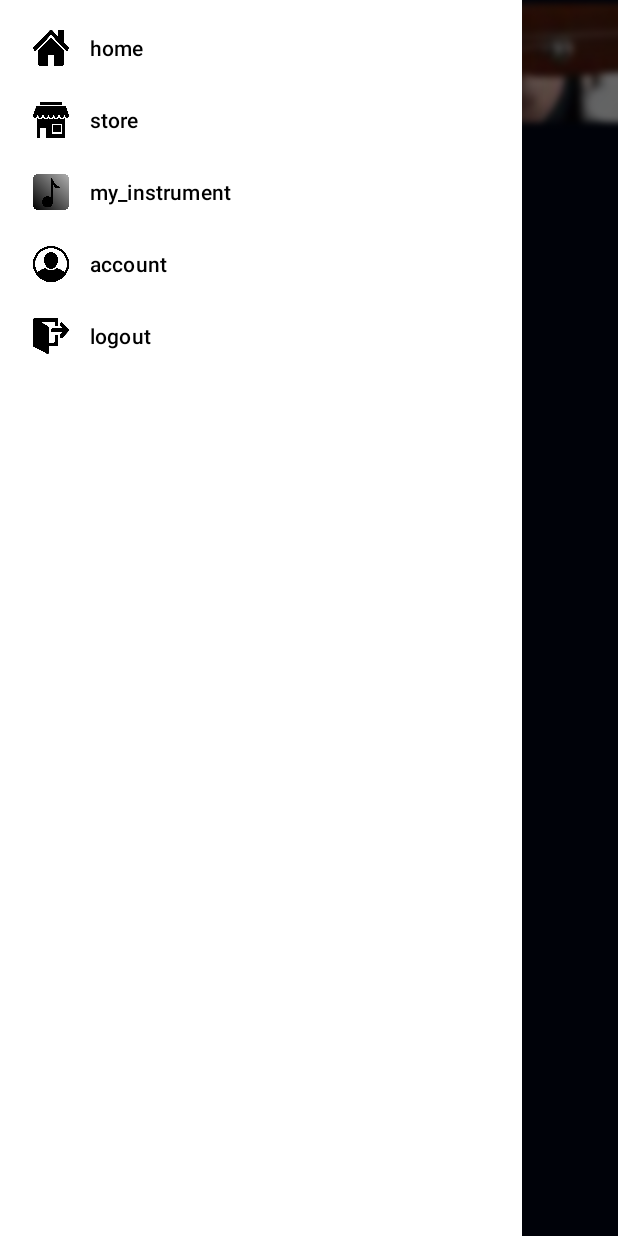
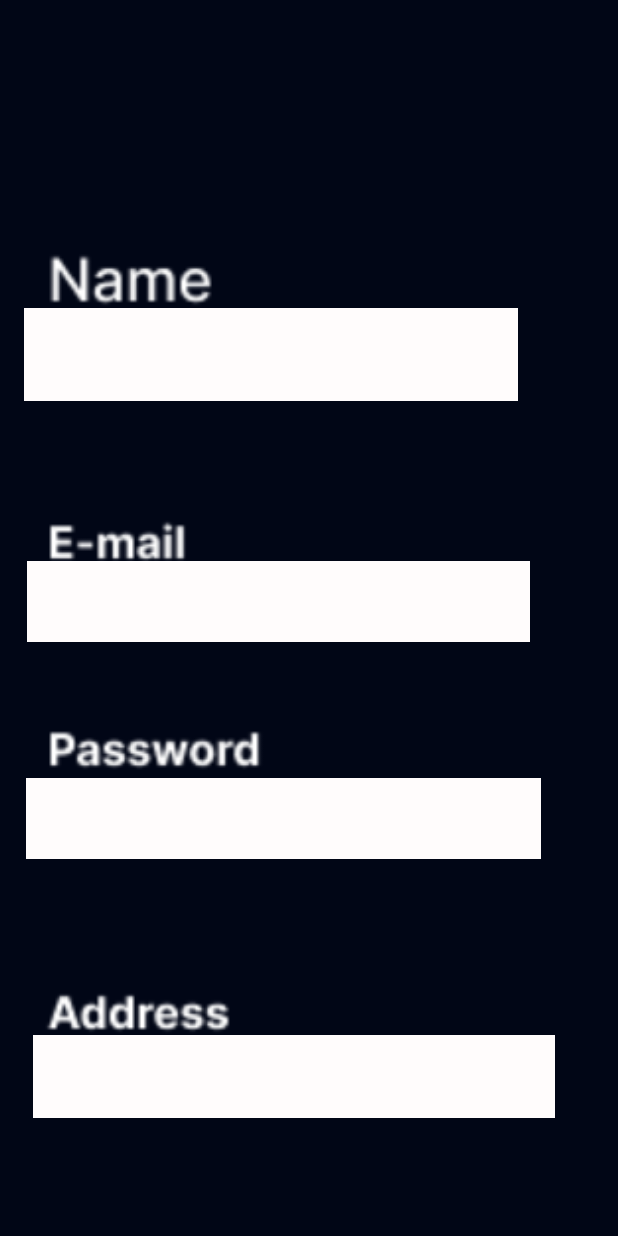
Before and after one commit to Shohel-kashyapa/Saga-Music, an Android app: the home screen opened directly, with no data from a screen before it, in the side drawer, after a tap on "account", on a phone screen of 412 x 824 dp. Run offline under Robolectric (Android 15) with nearby library versions, the phone set to English and light mode, and no system bars; our stand-ins replace navigation-ui.

Commit message:
drawer done,account interface done

```diff
--- a/app/build.gradle
+++ b/app/build.gradle
@@ -40,7 +40,7 @@ dependencies {
     androidTestImplementation 'androidx.test.espresso:espresso-core:3.5.1'
     implementation 'com.google.firebase:firebase-database:20.0.4'
     //material design
-    implementation 'com.google.android.material:material:1.2.8-alpha02'
+//    implementation 'com.google.android.material:material:1.2.8-alpha02'
 
     //Rounded image view
     implementation 'com.makeramen:roundedimageview:2.3.0'
--- /dev/null
+++ b/app/src/main/java/com/example/sagamusic/accountFragment.java
@@ -0,0 +1,66 @@
+package com.example.sagamusic;
+
+import android.os.Bundle;
+
+import androidx.fragment.app.Fragment;
+
+import android.view.LayoutInflater;
+import android.view.View;
+import android.view.ViewGroup;
+
+/**
+ * A simple {@link Fragment} subclass.
+ * Use the {@link accountFragment#newInstance} factory method to
+ * create an instance of this fragment.
+ */
+public class accountFragment extends Fragment {
+
+    // TODO: Rename parameter arguments, choose names that match
+    // the fragment initialization parameters, e.g. ARG_ITEM_NUMBER
+    private static final String ARG_PARAM1 = "param1";
+    private static final String ARG_PARAM2 = "param2";
+
+    // TODO: Rename and change types of parameters
+    private String mParam1;
+    private String mParam2;
+
+    public accountFragment() {
+        // Required empty public constructor
+    }
+
+    /**
+     * Use this factory method to create a new instance of
+     * this fragment using the provided parameters.
+     *
+     * @param param1 Parameter 1.
+     * @param param2 Parameter 2.
+     * @return A new instance of fragment profileFragment.
+     */
+    // TODO: Rename and change types and number of parameters
+    public static accountFragment newInstance(String param1, String param2) {
+        accountFragment fragment = new accountFragment();
+        Bundle args = new Bundle();
+        args.putString(ARG_PARAM1, param1);
+        args.putString(ARG_PARAM2, param2);
+        fragment.setArguments(args);
+        return fragment;
+    }
+
+    @Override
+    public void onCreate(Bundle savedInstanceState) {
+        super.onCreate(savedInstanceState);
+        if (getArguments() != null) {
+            mParam1 = getArguments().getString(ARG_PARAM1);
+            mParam2 = getArguments().getString(ARG_PARAM2);
+        }
+    }
+
+    @Override
+    public View onCreateView(LayoutInflater inflater, ViewGroup container,
+                             Bundle savedInstanceState) {
+        // Inflate the layout for this fragment
+        return inflater.inflate(R.layout.fragment_account, container, false);
+
+
+    }
+}
--- a/app/src/main/java/com/example/sagamusic/home.java
+++ b/app/src/main/java/com/example/sagamusic/home.java
@@ -1,14 +1,18 @@
 package com.example.sagamusic;
 
+import androidx.annotation.NonNull;
+import androidx.annotation.Nullable;
 import androidx.appcompat.app.AppCompatActivity;
 import androidx.core.view.GravityCompat;
 import androidx.drawerlayout.widget.DrawerLayout;
 import androidx.navigation.NavController;
+import androidx.navigation.NavDestination;
 import androidx.navigation.Navigation;
 import androidx.navigation.ui.NavigationUI;
 
 import android.os.Bundle;
 import android.view.View;
+import android.widget.TextView;
 
 import com.google.android.material.navigation.NavigationView;
 
@@ -20,12 +24,19 @@ public class home extends AppCompatActivity {
         setContentView(R.layout.activity_home);
 
         final DrawerLayout drawerLayout =findViewById(R.id.drawerLayout);
-        findViewById(R.id.navi1).setOnClickListener(new View.OnClickListener() {
+        findViewById(R.id.navi2).setOnClickListener(new View.OnClickListener() {
             @Override
             public void onClick(View v) {
                 drawerLayout.openDrawer(GravityCompat.START);
             }
         });
+        NavigationView navigationView =findViewById(R.id.navigationView);
+        navigationView.setItemIconTintList(null);
+        NavController navController = Navigation.findNavController(this,R.id.nav_host_fragment);
+        NavigationUI.setupWithNavController(navigationView,navController);
+
+
+
 
             }
         }
--- /dev/null
+++ b/app/src/main/java/com/example/sagamusic/homeFragment.java
@@ -0,0 +1,64 @@
+package com.example.sagamusic;
+
+import android.os.Bundle;
+
+import androidx.fragment.app.Fragment;
+
+import android.view.LayoutInflater;
+import android.view.View;
+import android.view.ViewGroup;
+
+/**
+ * A simple {@link Fragment} subclass.
+ * Use the {@link homeFragment#newInstance} factory method to
+ * create an instance of this fragment.
+ */
+public class homeFragment extends Fragment {
+
+    // TODO: Rename parameter arguments, choose names that match
+    // the fragment initialization parameters, e.g. ARG_ITEM_NUMBER
+    private static final String ARG_PARAM1 = "param1";
+    private static final String ARG_PARAM2 = "param2";
+
+    // TODO: Rename and change types of parameters
+    private String mParam1;
+    private String mParam2;
+
+    public homeFragment() {
+        // Required empty public constructor
+    }
+
+    /**
+     * Use this factory method to create a new instance of
+     * this fragment using the provided parameters.
+     *
+     * @param param1 Parameter 1.
+     * @param param2 Parameter 2.
+     * @return A new instance of fragment homeFragment.
+     */
+    // TODO: Rename and change types and number of parameters
+    public static homeFragment newInstance(String param1, String param2) {
+        homeFragment fragment = new homeFragment();
+        Bundle args = new Bundle();
+        args.putString(ARG_PARAM1, param1);
+        args.putString(ARG_PARAM2, param2);
+        fragment.setArguments(args);
+        return fragment;
+    }
+
+    @Override
+    public void onCreate(Bundle savedInstanceState) {
+        super.onCreate(savedInstanceState);
+        if (getArguments() != null) {
+            mParam1 = getArguments().getString(ARG_PARAM1);
+            mParam2 = getArguments().getString(ARG_PARAM2);
+        }
+    }
+
+    @Override
+    public View onCreateView(LayoutInflater inflater, ViewGroup container,
+                             Bundle savedInstanceState) {
+        // Inflate the layout for this fragment
+        return inflater.inflate(R.layout.fragment_home, container, false);
+    }
+}
--- a/app/src/main/res/layout/activity_home.xml
+++ b/app/src/main/res/layout/activity_home.xml
@@ -11,65 +11,82 @@
         android:layout_width="match_parent"
         android:layout_height="match_parent">
 
-        <ImageView
-            android:id="@+id/navi1"
-            android:layout_width="4278dp"
-            android:layout_height="4838dp"
-            android:paddingStart="15dp"
-            android:paddingEnd="15dp"
-            android:src="@drawable/navi"
-            app:layout_constraintBottom_toBottomOf="parent"
-            app:layout_constraintEnd_toEndOf="parent"
-            app:layout_constraintHorizontal_bias="0.621"
-            app:layout_constraintStart_toStartOf="parent"
-            app:layout_constraintTop_toTopOf="parent"
-            app:layout_constraintVertical_bias="0.475" />
+<!--        <LinearLayout-->
+<!--            android:id="@+id/layoutToolBar"-->
+<!--            android:layout_width="match_parent"-->
+<!--            android:layout_height="wrap_content"-->
+<!--            android:background="@color/colorPrimary"-->
+<!--            android:orientation="horizontal"-->
+<!--            android:paddingStart="0dp"-->
+<!--            android:paddingEnd="0dp"-->
+<!--            app:layout_constraintTop_toTopOf="parent">-->
+
+<!--            <TextView-->
+<!--                android:id="@+id/textTitle"-->
+<!--                android:layout_width="wrap_content"-->
+<!--                android:layout_height="wrap_content"-->
+<!--                android:text="Title"-->
+<!--                app:layout_constraintTop_toTopOf="parent"-->
+<!--                app:layout_constraintStart_toStartOf="parent"-->
+<!--                app:layout_constraintEnd_toEndOf="parent" />-->
+
+<!--        </LinearLayout>-->
 
         <ImageView
             android:id="@+id/navi3"
-            android:layout_width="475dp"
-            android:layout_height="173dp"
+            android:layout_width="483dp"
+            android:layout_height="181dp"
+            android:layout_marginTop="-45dp"
             android:paddingStart="15dp"
-            android:layout_marginTop="-45dp"
             android:paddingEnd="15dp"
             android:src="@drawable/navi3"
-            app:layout_constraintBottom_toBottomOf="parent"
             app:layout_constraintEnd_toEndOf="parent"
-            app:layout_constraintHorizontal_bias="0.62"
             app:layout_constraintStart_toStartOf="parent"
-            app:layout_constraintTop_toTopOf="parent"
-            app:layout_constraintVertical_bias="0.0" />
+            app:layout_constraintTop_toTopOf="parent" />
 
         <ImageView
             android:id="@+id/navi4"
             android:layout_width="67dp"
             android:layout_height="77dp"
+            android:layout_marginStart="4dp"
+            android:layout_marginTop="24dp"
             android:orientation="horizontal"
             android:paddingStart="15dp"
             android:paddingEnd="15dp"
             android:src="@drawable/btn"
-            tools:layout_editor_absoluteX="6dp"
-            tools:layout_editor_absoluteY="4dp" />
+            app:layout_constraintStart_toStartOf="parent"
+            app:layout_constraintTop_toTopOf="parent" />
 
         <ImageView
             android:id="@+id/navi2"
-            android:layout_width="67dp"
-            android:layout_height="77dp"
+            android:layout_width="65dp"
+            android:layout_height="80dp"
+            android:layout_marginStart="4dp"
+            android:layout_marginTop="20dp"
             android:orientation="horizontal"
             android:paddingStart="15dp"
             android:paddingEnd="15dp"
             android:src="@drawable/menu1"
-            tools:layout_editor_absoluteX="6dp"
-            tools:layout_editor_absoluteY="4dp" />
+            app:layout_constraintStart_toStartOf="parent"
+            app:layout_constraintTop_toTopOf="parent" />
 
-
+        <fragment
+            android:id="@+id/nav_host_fragment"
+            android:name="androidx.navigation.fragment.NavHostFragment"
+            android:layout_width="514dp"
+            android:layout_height="1331dp"
+            app:defaultNavHost="true"
+            app:layout_constraintStart_toStartOf="parent"
+            app:layout_constraintTop_toTopOf="parent"
+            app:navGraph="@navigation/main" />
 
     </androidx.constraintlayout.widget.ConstraintLayout>
+
     <com.google.android.material.navigation.NavigationView
         android:id="@+id/navigationView"
-        android:layout_width="match_parent"
-        app:menu="@menu/navigationmenu"
+        android:layout_width="wrap_content"
         android:layout_height="match_parent"
-        android:layout_gravity="start"/>
+        android:layout_gravity="start"
+        app:menu="@menu/navigation_menu"/>
 
 </androidx.drawerlayout.widget.DrawerLayout>
--- /dev/null
+++ b/app/src/main/res/layout/fragment_account.xml
@@ -0,0 +1,80 @@
+<?xml version="1.0" encoding="utf-8"?>
+<FrameLayout xmlns:android="http://schemas.android.com/apk/res/android"
+    xmlns:app="http://schemas.android.com/apk/res-auto"
+    xmlns:tools="http://schemas.android.com/tools"
+    android:layout_width="match_parent"
+    android:layout_height="match_parent"
+    tools:context=".accountFragment"
+    >
+
+    <androidx.constraintlayout.widget.ConstraintLayout
+        android:layout_width="match_parent"
+        android:layout_height="match_parent">
+
+        <ImageView
+            android:id="@+id/profile"
+            android:layout_width="1178dp"
+            android:layout_height="1577dp"
+            android:src="@drawable/profile"
+            app:layout_constraintBottom_toBottomOf="parent"
+            app:layout_constraintEnd_toEndOf="parent"
+            app:layout_constraintHorizontal_bias="0.407"
+            app:layout_constraintStart_toStartOf="parent"
+            app:layout_constraintTop_toTopOf="parent"
+            app:layout_constraintVertical_bias="0.688" />
+
+        <TextView
+            android:id="@+id/textView"
+            android:layout_width="335dp"
+            android:layout_height="54dp"
+            android:background="#FFFCFC"
+            android:textColor="@color/white"
+            app:layout_constraintBottom_toBottomOf="parent"
+            app:layout_constraintEnd_toEndOf="parent"
+            app:layout_constraintHorizontal_bias="0.1"
+            app:layout_constraintStart_toStartOf="parent"
+            app:layout_constraintTop_toTopOf="parent"
+            app:layout_constraintVertical_bias="0.293" />
+
+        <TextView
+            android:id="@+id/textView2"
+            android:layout_width="329dp"
+            android:layout_height="62dp"
+            android:background="#FFFCFC"
+            android:textColor="@color/white"
+            app:layout_constraintBottom_toBottomOf="parent"
+            app:layout_constraintEnd_toEndOf="parent"
+            app:layout_constraintHorizontal_bias="0.087"
+            app:layout_constraintStart_toStartOf="parent"
+            app:layout_constraintTop_toTopOf="parent"
+            app:layout_constraintVertical_bias="0.162" />
+
+        <TextView
+            android:id="@+id/textView3"
+            android:layout_width="348dp"
+            android:layout_height="55dp"
+            android:background="#FFFCFC"
+            android:textColor="@color/white"
+            app:layout_constraintBottom_toBottomOf="parent"
+            app:layout_constraintEnd_toEndOf="parent"
+            app:layout_constraintHorizontal_bias="0.133"
+            app:layout_constraintStart_toStartOf="parent"
+            app:layout_constraintTop_toTopOf="parent"
+            app:layout_constraintVertical_bias="0.541" />
+
+        <TextView
+            android:id="@+id/textView4"
+            android:layout_width="343dp"
+            android:layout_height="54dp"
+            android:background="#FFFCFC"
+            android:textColor="@color/white"
+            app:layout_constraintBottom_toBottomOf="parent"
+            app:layout_constraintEnd_toEndOf="parent"
+            app:layout_constraintHorizontal_bias="0.1"
+            app:layout_constraintStart_toStartOf="parent"
+            app:layout_constraintTop_toTopOf="parent"
+            app:layout_constraintVertical_bias="0.406" />
+
+
+    </androidx.constraintlayout.widget.ConstraintLayout>
+</FrameLayout>
--- a/app/src/main/res/menu/navigationmenu.xml
+++ b/app/src/main/res/menu/navigation_menu.xml
@@ -2,23 +2,24 @@
 <menu xmlns:android="http://schemas.android.com/apk/res/android">
 
     <item
-        android:id="@+id/home"
+        android:id="@+id/menu_home"
         android:icon="@drawable/home1"
         android:title="@string/home"/>
+
     <item
-        android:id="@+id/store"
+        android:id="@+id/menu_store"
         android:icon="@drawable/store"
         android:title="@string/store"/>
     <item
-        android:id="@+id/instrument"
+        android:id="@+id/menu_instrument"
         android:icon="@drawable/instrument"
         android:title="@string/my_instrument"/>
     <item
-        android:id="@+id/account"
+        android:id="@+id/menu_account"
         android:icon="@drawable/account"
         android:title="@string/account"/>
     <item
-        android:id="@+id/logout"
+        android:id="@+id/menu_logout"
         android:icon="@drawable/logout"
         android:title="@string/logout"/>
 </menu>
--- a/app/src/main/res/navigation/main.xml
+++ b/app/src/main/res/navigation/main.xml
@@ -2,11 +2,38 @@
 <navigation xmlns:android="http://schemas.android.com/apk/res/android"
     xmlns:app="http://schemas.android.com/apk/res-auto"
     xmlns:tools="http://schemas.android.com/tools"
-    android:id="@+id/main">
+    android:id="@+id/main"
+    app:startDestination="@id/menu_home">
+
     <fragment
-        android:id="@+id/homeprofile"
-        android:name="com.example.sagamusic.profileFragment"
-        android:label="profile"
-        tools:layout="@layout/fragment_profile"/>
+        android:id="@+id/menu_home"
+        android:name="com.example.sagamusic.homeFragment"
+        android:label="home"
+        tools:layout="@layout/fragment_home"/>
+    <fragment
+        android:id="@+id/menu_account"
+        android:name="com.example.sagamusic.accountFragment"
+        android:label="account"
+        tools:layout="@layout/fragment_account"/>
+    <fragment
+        android:id="@+id/menu_instrument"
+        android:name="com.example.sagamusic.instrumentFragment"
+        android:label="instrument"
+        tools:layout="@layout/fragment_instrument" />
+    <fragment
+        android:id="@+id/menu_logout"
+        android:name="com.example.sagamusic.logoutFragment"
+        android:label="fragment_logout"
+        tools:layout="@layout/fragment_logout" />
+    <fragment
+        android:id="@+id/menu_store"
+        android:name="com.example.sagamusic.storeFragment"
+        android:label="fragment_store"
+        tools:layout="@layout/fragment_store" />
+    <fragment
+        android:id="@+id/homeFragment"
+        android:name="com.example.sagamusic.homeFragment"
+        android:label="fragment_home"
+        tools:layout="@layout/fragment_home" />
 
 </navigation>
```
Also changed, not shown: app/src/main/java/com/example/sagamusic/instrumentFragment.java (added, +64 -0 lines), app/src/main/java/com/example/sagamusic/logoutFragment.java (added, +64 -0 lines), app/src/main/java/com/example/sagamusic/storeFragment.java (added, +64 -0 lines), app/src/main/res/layout/fragment_home.xml (added, +15 -0 lines), app/src/main/res/layout/fragment_instrument.xml (added, +16 -0 lines), app/src/main/res/layout/fragment_logout.xml (added, +15 -0 lines), app/src/main/res/layout/fragment_store.xml (added, +15 -0 lines), app/src/main/res/drawable/profile.png (added).
